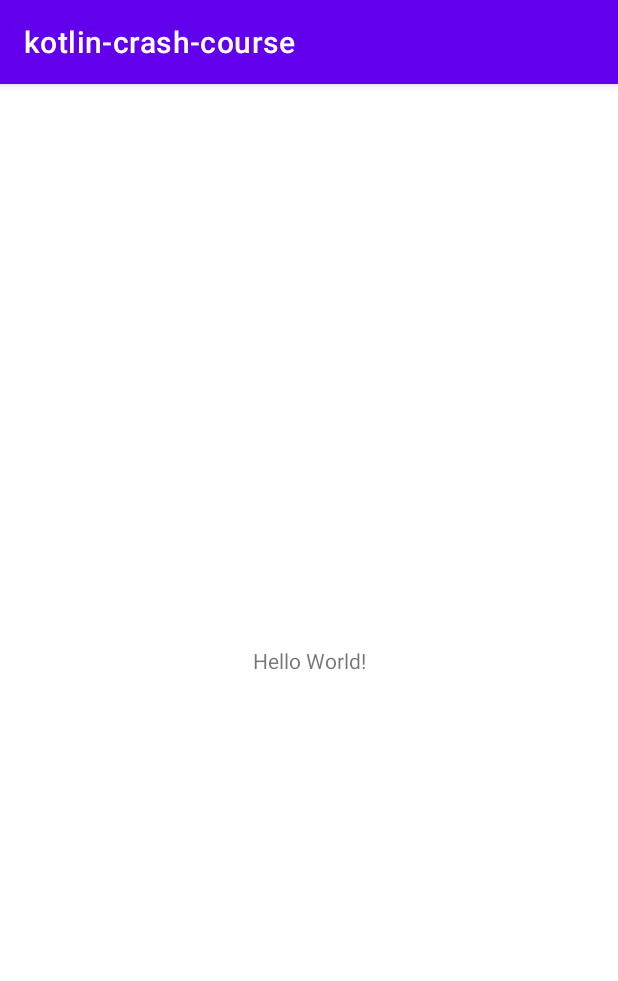
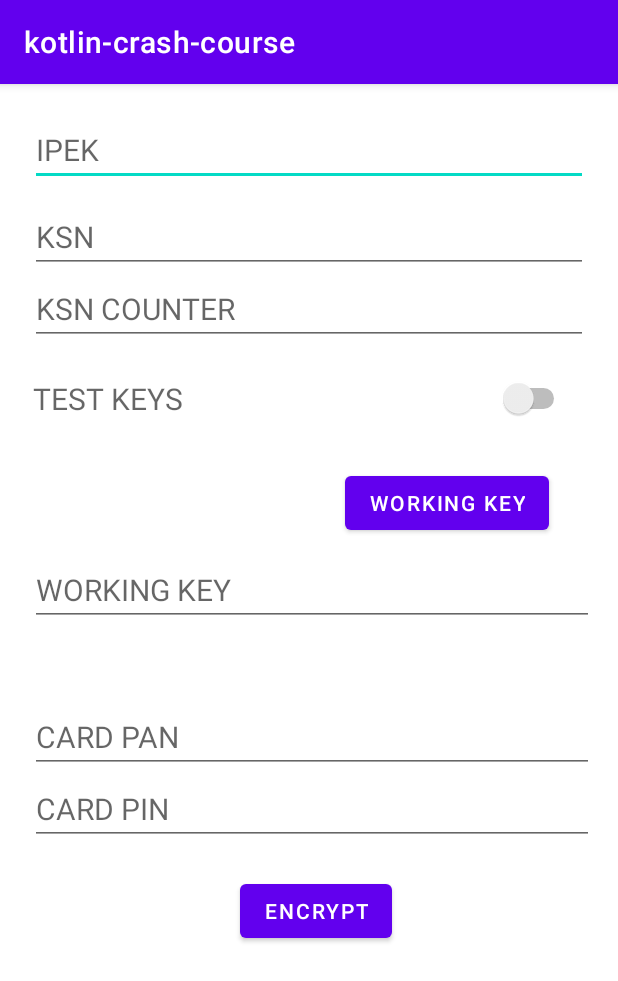
Before and after one commit to dayorolands/Kotlin-Des-Pin-Encryption, an Android app: the screen it shows after launch (MainActivity), on a phone screen of 412 x 824 dp. Shown: the top 981 px of the screen. Run offline under Robolectric (Android 15) with nearby library versions, the phone set to English and light mode, and no system bars.

Commit message:
Creating a User Interface

```diff
--- a/app/src/main/AndroidManifest.xml
+++ b/app/src/main/AndroidManifest.xml
@@ -1,6 +1,8 @@
 <?xml version="1.0" encoding="utf-8"?>
 <manifest xmlns:android="http://schemas.android.com/apk/res/android"
     package="dayo.com.kotlin_crash_course">
+
+    <uses-permission android:name="android.permission.INTERNET"/>
 
     <application
         android:allowBackup="true"
--- a/app/src/main/java/dayo/com/kotlin_crash_course/MainActivity.kt
+++ b/app/src/main/java/dayo/com/kotlin_crash_course/MainActivity.kt
@@ -1,7 +1,16 @@
 package dayo.com.kotlin_crash_course
 
 import android.os.Bundle
+import android.view.View
+import android.widget.*
+import androidx.appcompat.app.AlertDialog
 import androidx.appcompat.app.AppCompatActivity
+import dayo.com.kotlin_crash_course.BlackBoxLogicClass.BlackBoxLogic
+import dayo.com.kotlin_crash_course.BlackBoxLogicClass.byteArrayToHexString
+import dayo.com.kotlin_crash_course.BlackBoxLogicClass.hexStringToByteArray
+import dayo.com.kotlin_crash_course.Constants.productionValue
+import dayo.com.kotlin_crash_course.XORorAndorORClass.XORorANDorORfunction
+import org.w3c.dom.Text
 import java.io.ByteArrayOutputStream
 import java.security.spec.KeySpec
 import java.util.*
@@ -16,15 +25,70 @@ class MainActivity : AppCompatActivity() {
         super.onCreate(savedInstanceState)
         setContentView(R.layout.activity_main)
 
-        val pinBlock = DesEncryptDukpt(
-            workingKey = getSessionKey(),
-            pan = "1234567890123456",
-            clearPin = "1234"
-        )
-        println("****************The expected value of the pinblock is: $pinBlock")
+
+        var ipekValue = findViewById<EditText>(R.id.ipekValue)
+        var ksnValue = findViewById<EditText>(R.id.ksnValue)
+
+        val switchButton = findViewById<Switch>(R.id.switchKeys)
+        val switchText = findViewById<TextView>(R.id.switchTexts)
+        switchButton.setOnCheckedChangeListener { compoundButton, _ ->
+
+            if(compoundButton.isChecked) {
+                switchText.setText(productionValue).toString()
+                ipekValue.setText(Constants.productionIpek).toString()
+                ksnValue.setText(Constants.productionKsn).toString()
+            }
+            else{
+                switchText.setText(Constants.testValue).toString()
+                ipekValue.setText(Constants.testIpek).toString()
+                ksnValue.setText(Constants.testKsn).toString()
+            }
+        }
+
+        val workingKeyButton = findViewById<Button>(R.id.workingKeyBut)
+        workingKeyButton.setOnClickListener{
+            workingKeyFunction();
+        }
+
+//        val pinBlock = DesEncryptDukpt(
+//            workingKey = getSessionKey(),
+//            pan = "5399419000144402",
+//            clearPin = "4562"
+//        )
+//        println("****************The expected value of the pinblock is: $pinBlock")
+        //Production IPEK: 3F2216D8297BCE9C Production KSN: 0000000002DDDDE00000
+        //Test IPEK: 9F8011E7E71E483B KSN: 0000000006DDDDE01500
     }
 
-    fun getSessionKey(IPEK: String = "9F8011E7E71E483B", KSN: String = "0000000006DDDDE01500"): String {
+    private fun workingKeyFunction() {
+        var ipekValue = findViewById<EditText>(R.id.ipekValue)
+        var ksnValue = findViewById<EditText>(R.id.ksnValue)
+        if (ksnValue.length() != 20)
+            Toast.makeText(this, "KSN must be 10bytes", Toast.LENGTH_SHORT).show()
+        if (ipekValue.length() == 16 || ipekValue.length() == 32) {
+            val ksnCounterValue = findViewById<EditText>(R.id.ksnCountValue)
+            if (ksnCounterValue.getText().toString().isEmpty()) {
+                Toast.makeText(this,"KSN Counter cannot be empty", Toast.LENGTH_SHORT).show()
+            }
+            val ksnLength = ksnValue.getText().toString().length
+            val ksnCounterLength = ksnCounterValue.length()
+            println("The expected value of the ksn counter length is $ksnCounterLength")
+            val neededValue = ksnLength - ksnCounterLength
+            val ksnNewValue = ksnValue.getText().substring(0, neededValue) + ksnCounterValue.getText().toString()
+            println("The expected value of the new addition KSN value is $ksnNewValue")
+            var ksnValue = ksnNewValue
+            getSessionKey(
+                IPEK = ipekValue.getText().toString(),
+                KSN = ksnValue
+            )
+        }
+        else{
+            Toast.makeText(this, "IPEK must either be 8bytes or 16bytes", Toast.LENGTH_SHORT).show()
+        }
+    }
+
+
+    fun getSessionKey(IPEK: String, KSN: String): String {
         var initialIPEK: String = IPEK
         println("The expected value of the initial IPEK $initialIPEK")
         val ksn = KSN.padStart(20, '0')
@@ -69,74 +133,10 @@ class MainActivity : AppCompatActivity() {
             "00000000000000FF00000000000000FF",
             "^"
         )
+        val workingKeyValue = findViewById<EditText>(R.id.workingKeyValue)
+        workingKeyValue.setText(checkWorkingKey)
         println("*************************The expected value of the working key is $checkWorkingKey")
-        return XORorANDorORfunction(sessionkey, "00000000000000FF00000000000000FF", "^")
-    }
-
-    fun XORorANDorORfunction(valueA: String, valueB: String, symbol: String = "|"): String {
-        val a = valueA.toCharArray()
-        val b = valueB.toCharArray()
-        var result = ""
-
-        for (i in 0 until a.lastIndex + 1) {
-            if (symbol === "|") {
-                result += (Integer.parseInt(a[i].toString(), 16).or
-                    (Integer.parseInt(b[i].toString(), 16)).toString(16).toUpperCase())
-            }
-
-            else if (symbol === "^") {
-                result += (Integer.parseInt(a[i].toString(), 16).xor
-                    (Integer.parseInt(b[i].toString(), 16)).toString(16).toUpperCase())
-            }
-
-            else {
-                result += (Integer.parseInt(a[i].toString(), 16).and
-                    (Integer.parseInt(b[i].toString(), 16))).toString(16).toUpperCase()
-            }
-        }
-        return result
-    }
-
-    fun BlackBoxLogic(ksn: String, iPek: String): String {
-        if (iPek.length < 32) {
-            println("The expected value IPEK $iPek and IKSN is $ksn")
-            val msg = XORorANDorORfunction(iPek, ksn, "^")
-            println("The expected value of the msg is $msg")
-            val desreslt = desEncrypt(msg, iPek)
-            println("The expected value of the desresult is $desreslt")
-            val rsesskey = XORorANDorORfunction(desreslt, iPek, "^")
-            println("The expected value of the session key during BBL is $rsesskey")
-            return rsesskey
-        }
-        val current_sk = iPek
-        val ksn_mod = ksn
-        val leftIpek =
-            XORorANDorORfunction(
-                current_sk,
-                "FFFFFFFFFFFFFFFF0000000000000000",
-                "&"
-            ).substring(16)
-        val rightIpek =
-            XORorANDorORfunction(current_sk, "0000000000000000FFFFFFFFFFFFFFFF", "&").substring(16)
-        val message = XORorANDorORfunction(rightIpek, ksn_mod, "^")
-        val desresult = desEncrypt(message, leftIpek)
-        val rightSessionKey = XORorANDorORfunction(desresult, rightIpek, "^")
-        val resultCurrent_sk =
-            XORorANDorORfunction(current_sk, "C0C0C0C000000000C0C0C0C000000000", "^")
-        val leftIpek2 = XORorANDorORfunction(
-            resultCurrent_sk,
-            "FFFFFFFFFFFFFFFF0000000000000000",
-            "&"
-        ).substring(0, 16)
-        val rightIpek2 = XORorANDorORfunction(
-            resultCurrent_sk,
-            "0000000000000000FFFFFFFFFFFFFFFF",
-            "&"
-        ).substring(16)
-        val message2 = XORorANDorORfunction(rightIpek2, ksn_mod, "^")
-        val desresult2 = desEncrypt(message2, leftIpek2)
-        val leftSessionKey = XORorANDorORfunction(desresult2, rightIpek2, "^")
-        return leftSessionKey + rightSessionKey
+        return XORorAndorORClass.XORorANDorORfunction(sessionkey, "00000000000000FF00000000000000FF", "^")
     }
 
     fun encryptPinBlock(pan: String, pin: String): String {
@@ -144,38 +144,7 @@ class MainActivity : AppCompatActivity() {
         println("The expected value of the encrypted pan is $pan")
         val pin = '0' + pin.length.toString(16) + pin.padEnd(16, 'F')
         println("The expected value of the clear pin is $pin")
-        return XORorANDorORfunction(pan, pin, "^")
-    }
-
-    fun hexStringToByteArray(key: String) : ByteArray {
-        var result:ByteArray = ByteArray(0)
-        for (i in 0 until key.length step 2) {
-            result += Integer.parseInt(key.substring(i, (i + 2)), 16).toByte()
-        }
-        return result
-    }
-
-    fun byteArrayToHexString(key: ByteArray) : String {
-        var st = ""
-        for (b in key) {
-            st += String.format("%02X", b)
-        }
-        return st
-    }
-
-    private fun desEncrypt(desData: String, key: String): String {
-        val keyData = hexStringToByteArray(key)
-        val bout = ByteArrayOutputStream()
-        try {
-            val keySpec: KeySpec = DESKeySpec(keyData)
-            val key: SecretKey = SecretKeyFactory.getInstance("DES").generateSecret(keySpec)
-            val cipher: Cipher = Cipher.getInstance("DES/ECB/PKCS5Padding")
-            cipher.init(Cipher.ENCRYPT_MODE, key)
-            bout.write(cipher.doFinal(hexStringToByteArray(desData)))
-        } catch (e: Exception) {
-            print("Exception DES Encryption.. " + e.printStackTrace())
-        }
-        return byteArrayToHexString(bout.toByteArray()).substring(0, 16)
+        return XORorANDorORfunction(pan, pin, "^") //the clear pinblock is returned here
     }
 
     fun DesEncryptDukpt(workingKey: String, pan: String, clearPin: String): String {
--- a/app/src/main/res/layout/activity_main.xml
+++ b/app/src/main/res/layout/activity_main.xml
@@ -6,13 +6,134 @@
     android:layout_height="match_parent"
     tools:context=".MainActivity">
 
-    <TextView
-        android:layout_width="wrap_content"
-        android:layout_height="wrap_content"
-        android:text="Hello World!"
-        app:layout_constraintBottom_toBottomOf="parent"
-        app:layout_constraintLeft_toLeftOf="parent"
-        app:layout_constraintRight_toRightOf="parent"
-        app:layout_constraintTop_toTopOf="parent" />
+    <LinearLayout
+        android:layout_width="match_parent"
+        android:layout_height="match_parent"
+        android:orientation="vertical"
+        android:layout_margin="20dp">
+
+        <EditText
+            android:id="@+id/ipekValue"
+            android:layout_width="match_parent"
+            android:layout_height="wrap_content"
+            android:textSize="20sp"
+            android:textColor="@color/black"
+            android:hint="IPEK"
+            android:text=""
+            />
+
+        <EditText
+            android:id="@+id/ksnValue"
+            android:layout_width="match_parent"
+            android:layout_height="wrap_content"
+            android:textSize="20sp"
+            android:textColor="@color/black"
+            android:hint="KSN"
+            android:layout_marginTop="10dp"
+            android:text=""
+            />
+
+        <EditText
+            android:id="@+id/ksnCountValue"
+            android:layout_width="match_parent"
+            android:layout_height="wrap_content"
+            android:textSize="20sp"
+            android:textColor="@color/black"
+            android:hint="KSN COUNTER"
+            android:text=""
+            />
+
+        <LinearLayout
+            android:layout_width="match_parent"
+            android:layout_height="wrap_content"
+            android:orientation="horizontal"
+            android:layout_marginTop="10dp"
+            android:padding="2dp">
+
+            <TextView
+                android:id="@+id/switchTexts"
+                android:layout_width="1in"
+                android:layout_height="wrap_content"
+                android:layout_weight="3"
+                android:textSize="20sp"
+                android:textColor="@color/black"
+                android:hint="TEST KEYS"
+                android:text=""
+                />
+
+            <Switch
+                android:id="@+id/switchKeys"
+                android:layout_width="0dp"
+                android:layout_height="wrap_content"
+                android:layout_weight="2"
+                android:padding="10dp"
+                android:textSize="20sp"/>
+
+        </LinearLayout>
+
+        <Button
+            android:id="@+id/workingKeyBut"
+            android:layout_width="wrap_content"
+            android:layout_height="wrap_content"
+            android:shadowColor="@color/black"
+            android:layout_marginLeft="210sp"
+            android:layout_marginTop="20dp"
+            android:text="WORKING KEY"
+            android:textColor="@color/white" />
+
+        <EditText
+            android:id="@+id/workingKeyValue"
+            android:layout_marginTop="10dp"
+            android:layout_width="15in"
+            android:layout_height="wrap_content"
+            android:textSize="20sp"
+            android:textColor="@color/black"
+            android:hint="WORKING KEY"
+            android:text=""
+            />
+
+        <LinearLayout
+            android:layout_width="match_parent"
+            android:layout_height="wrap_content"
+            android:orientation="vertical"
+            android:layout_marginTop="50dp">
+
+            <EditText
+                android:id="@+id/clearPan"
+                android:layout_width="15in"
+                android:layout_height="wrap_content"
+                android:textSize="20sp"
+                android:textColor="@color/black"
+                android:hint="CARD PAN"
+                android:text=""
+                />
+
+            <EditText
+                android:id="@+id/clearPin"
+                android:layout_width="15in"
+                android:layout_height="wrap_content"
+                android:textSize="20sp"
+                android:textColor="@color/black"
+                android:hint="CARD PIN"
+                android:text=""
+                />
+
+            <Button
+                android:id="@+id/encryptButton"
+                android:layout_width="wrap_content"
+                android:layout_height="wrap_content"
+                android:shadowColor="@color/black"
+                android:layout_marginLeft="140sp"
+                android:layout_marginTop="20dp"
+                android:text="ENCRYPT"
+                android:textColor="@color/white" />
+
+        </LinearLayout>
+
+
+
+
+    </LinearLayout>
+
 
 </androidx.constraintlayout.widget.ConstraintLayout>
```
Also changed, not shown: app/build.gradle (+6 -6 lines), app/src/main/java/dayo/com/kotlin_crash_course/BlackBoxLogicClass.kt (added, +94 -0 lines), app/src/main/java/dayo/com/kotlin_crash_course/Constants.kt (added, +10 -0 lines), app/src/main/java/dayo/com/kotlin_crash_course/XORorAndorORClass.kt (added, +28 -0 lines), app/src/main/res/drawable/encryption_pic.jpeg (added), app/src/main/res/drawable/key.png (added).
